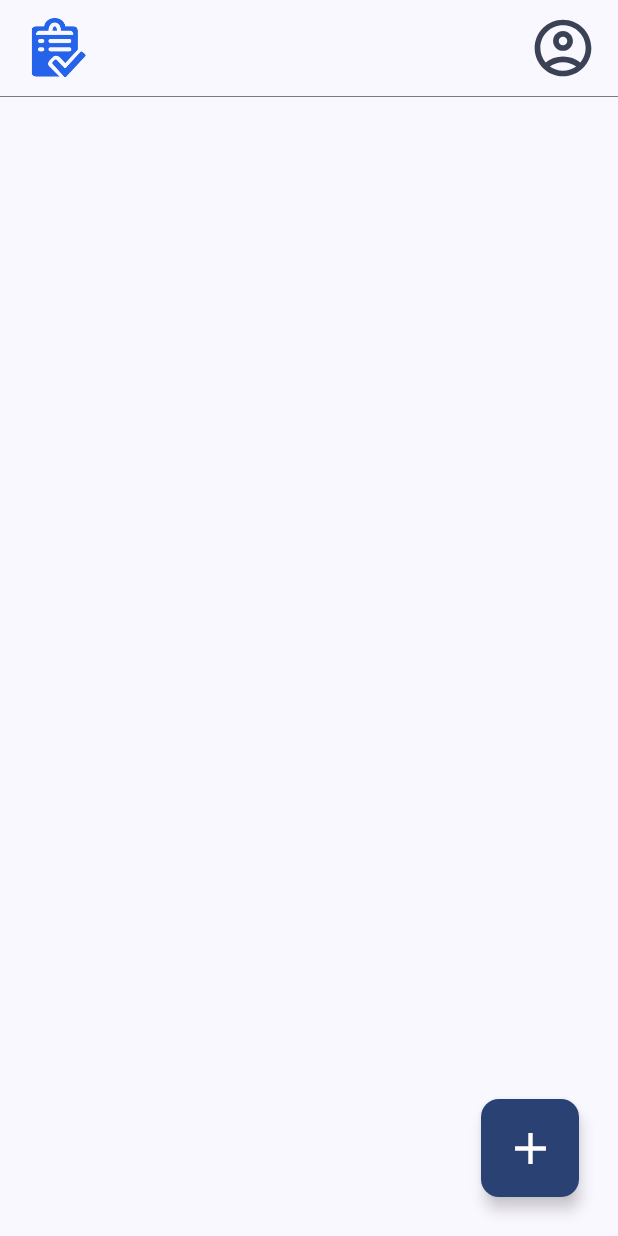
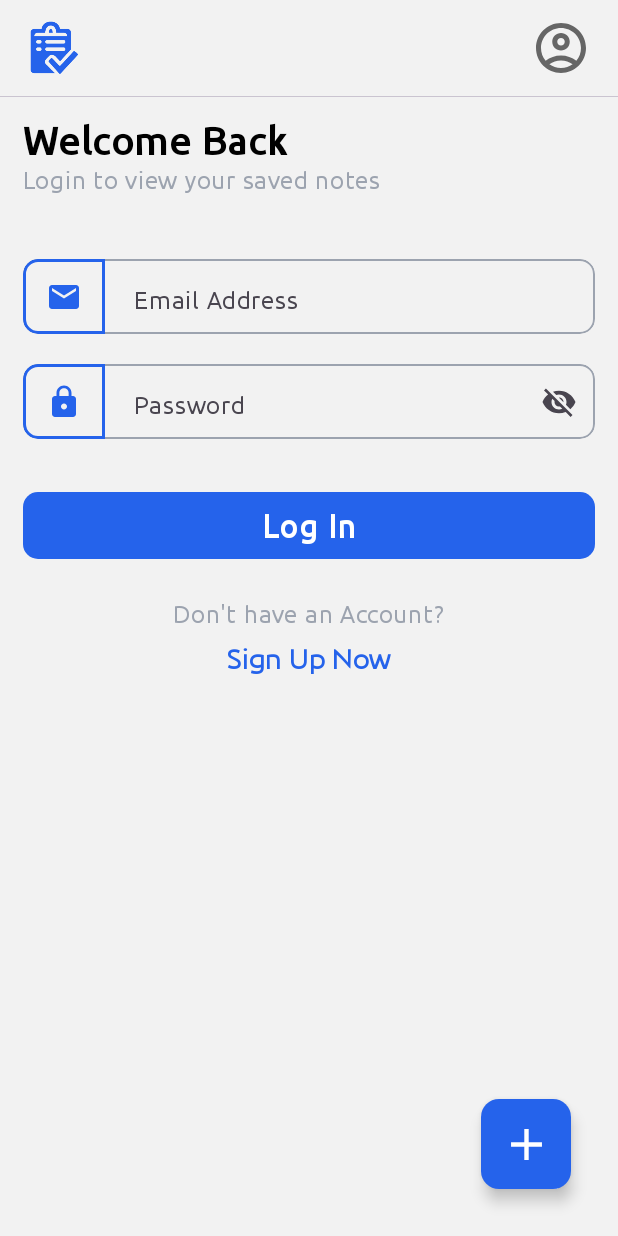
Before and after one commit to jetpack-compose-practice/todo-app, an Android app built with Jetpack Compose: the MainActivity screen opened directly, with no data from a screen before it, on a phone screen of 412 x 824 dp. Run offline under Robolectric (Android 15) with nearby library versions, the phone set to English and light mode, and no system bars.

Commit message:
signup and login screens created

```diff
--- a/app/build.gradle.kts
+++ b/app/build.gradle.kts
@@ -68,4 +68,6 @@ dependencies {
     debugImplementation("androidx.compose.ui:ui-test-manifest")
 
     implementation("androidx.navigation:navigation-compose:2.7.6")
+    implementation("androidx.compose.material:material-icons-extended:1.6.0")
+
 }
--- a/app/src/main/java/com/piyushprajpti/todo_app/MainActivity.kt
+++ b/app/src/main/java/com/piyushprajpti/todo_app/MainActivity.kt
@@ -4,16 +4,11 @@ import android.os.Bundle
 import androidx.activity.ComponentActivity
 import androidx.activity.compose.setContent
 import androidx.compose.foundation.background
-import androidx.compose.foundation.layout.Column
 import androidx.compose.foundation.layout.fillMaxSize
-import androidx.compose.material3.MaterialTheme
 import androidx.compose.material3.Surface
-import androidx.compose.material3.Text
-import androidx.compose.runtime.Composable
 import androidx.compose.ui.Modifier
-import androidx.compose.ui.res.painterResource
-import androidx.compose.ui.tooling.preview.Preview
-import com.piyushprajpti.todo_app.components.TopBar
+import androidx.compose.ui.graphics.Color
+import com.piyushprajpti.todo_app.screens.HomeScreen
 import com.piyushprajpti.todo_app.ui.theme.TodoappTheme
 
 class MainActivity : ComponentActivity() {
@@ -24,7 +19,7 @@ class MainActivity : ComponentActivity() {
                 Surface(
                     modifier = Modifier
                         .fillMaxSize()
-                        .background(MaterialTheme.colorScheme.background)
+                        .background(Color.Green)
                 ) {
                     HomeScreen()
                 }
--- /dev/null
+++ b/app/src/main/java/com/piyushprajpti/todo_app/components/ActionButton.kt
@@ -0,0 +1,39 @@
+package com.piyushprajpti.todo_app.components
+
+import androidx.compose.foundation.background
+import androidx.compose.foundation.clickable
+import androidx.compose.foundation.isSystemInDarkTheme
+import androidx.compose.foundation.layout.fillMaxWidth
+import androidx.compose.foundation.layout.padding
+import androidx.compose.foundation.shape.RoundedCornerShape
+import androidx.compose.material3.Text
+import androidx.compose.material3.TextButton
+import androidx.compose.runtime.Composable
+import androidx.compose.ui.Modifier
+import androidx.compose.ui.draw.clip
+import androidx.compose.ui.graphics.Color
+import androidx.compose.ui.text.font.FontWeight
+import androidx.compose.ui.text.style.TextAlign
+import androidx.compose.ui.unit.dp
+import androidx.compose.ui.unit.sp
+import com.piyushprajpti.todo_app.ui.theme.PrimaryColor
+
+@Composable
+fun ActionButton(
+    text: String
+) {
+    Text(
+        text = text,
+        textAlign = TextAlign.Center,
+        fontWeight = FontWeight.ExtraBold,
+        fontSize = 22.sp,
+        color = if (isSystemInDarkTheme()) Color.Black else Color.White,
+        modifier = Modifier
+            .fillMaxWidth()
+            .padding(vertical = 25.dp)
+            .clip(RoundedCornerShape(10.dp))
+            .background(PrimaryColor)
+            .padding(vertical = 10.dp)
+            .clickable {  }
+    )
+}
--- a/app/src/main/java/com/piyushprajpti/todo_app/components/AddNoteButton.kt
+++ b/app/src/main/java/com/piyushprajpti/todo_app/components/AddNoteButton.kt
@@ -2,6 +2,7 @@ package com.piyushprajpti.todo_app.components
 
 import androidx.compose.foundation.background
 import androidx.compose.foundation.clickable
+import androidx.compose.foundation.isSystemInDarkTheme
 import androidx.compose.foundation.layout.Box
 import androidx.compose.foundation.layout.padding
 import androidx.compose.foundation.layout.size
@@ -24,34 +25,18 @@ import androidx.compose.ui.unit.sp
 fun AddNoteButton(
     modifier: Modifier = Modifier
 ) {
-//    Box(
-//        contentAlignment = Alignment.Center,
-//        modifier = modifier
-//            .clickable { }
-//            .clip(RoundedCornerShape(10.dp))
-//            .background(Color(0xFF2563EB), RoundedCornerShape(10.dp))
-//            .padding(15.dp)
-//    ) {
-//        Icon(
-//            imageVector = Icons.Default.Add,
-//            contentDescription = "Add note",
-////            tint = Color.Black,
-//            modifier = Modifier.size(30.dp)
-//        )
-//
-//    }
-
     FloatingActionButton(
         onClick = { /*TODO*/ },
         modifier = Modifier
-        .padding(10.dp)
-            .size(65.dp),
+            .padding(15.dp)
+            .size(60.dp),
         shape = RoundedCornerShape(12.dp),
         containerColor = MaterialTheme.colorScheme.primary,
         content = {
             Icon(
                 imageVector = Icons.Default.Add,
                 contentDescription = "Add note",
+                tint = if (isSystemInDarkTheme()) Color.Black else Color.White,
                 modifier = Modifier
                     .size(35.dp)
             )
--- /dev/null
+++ b/app/src/main/java/com/piyushprajpti/todo_app/components/AlternateAction.kt
@@ -0,0 +1,30 @@
+package com.piyushprajpti.todo_app.components
+
+import androidx.compose.foundation.layout.Arrangement
+import androidx.compose.foundation.layout.Column
+import androidx.compose.foundation.layout.fillMaxWidth
+import androidx.compose.foundation.layout.padding
+import androidx.compose.material3.Text
+import androidx.compose.runtime.Composable
+import androidx.compose.ui.Alignment
+import androidx.compose.ui.Modifier
+import androidx.compose.ui.text.font.FontWeight
+import androidx.compose.ui.unit.dp
+import androidx.compose.ui.unit.sp
+import com.piyushprajpti.todo_app.ui.theme.GrayColor
+import com.piyushprajpti.todo_app.ui.theme.PrimaryColor
+
+@Composable
+fun AlternateAction(
+    text1: String,
+    text2: String
+) {
+    Column(
+        horizontalAlignment = Alignment.CenterHorizontally,
+        verticalArrangement = Arrangement.Center,
+        modifier = Modifier.fillMaxWidth()
+    ) {
+        Text(text = text1, color = GrayColor, modifier = Modifier.padding(bottom = 5.dp))
+        Text(text = text2, color = PrimaryColor, fontWeight = FontWeight.W700, fontSize = 18.sp)
+    }
+}
--- /dev/null
+++ b/app/src/main/java/com/piyushprajpti/todo_app/components/InputField.kt
@@ -0,0 +1,132 @@
+package com.piyushprajpti.todo_app.components
+
+import androidx.compose.foundation.border
+import androidx.compose.foundation.isSystemInDarkTheme
+import androidx.compose.foundation.layout.Row
+import androidx.compose.foundation.layout.fillMaxWidth
+import androidx.compose.foundation.layout.height
+import androidx.compose.foundation.layout.padding
+import androidx.compose.foundation.shape.RoundedCornerShape
+import androidx.compose.foundation.text.KeyboardOptions
+import androidx.compose.material.icons.Icons
+import androidx.compose.material.icons.filled.Visibility
+import androidx.compose.material.icons.filled.VisibilityOff
+import androidx.compose.material3.Icon
+import androidx.compose.material3.IconButton
+import androidx.compose.material3.OutlinedTextField
+import androidx.compose.material3.OutlinedTextFieldDefaults
+import androidx.compose.material3.Text
+import androidx.compose.runtime.Composable
+import androidx.compose.runtime.mutableStateOf
+import androidx.compose.runtime.remember
+import androidx.compose.ui.Alignment
+import androidx.compose.ui.Modifier
+import androidx.compose.ui.draw.clip
+import androidx.compose.ui.graphics.Color
+import androidx.compose.ui.graphics.vector.ImageVector
+import androidx.compose.ui.text.input.KeyboardType
+import androidx.compose.ui.text.input.PasswordVisualTransformation
+import androidx.compose.ui.text.input.VisualTransformation
+import androidx.compose.ui.unit.dp
+import com.piyushprajpti.todo_app.ui.theme.GrayColor
+import com.piyushprajpti.todo_app.ui.theme.PrimaryColor
+
+@Composable
+fun InputField(
+    logo: ImageVector,
+    placeholder: String,
+    keyboardType: KeyboardType
+) {
+
+    val inputValue = remember {
+        mutableStateOf("")
+    }
+
+    val isPswdVisible = remember {
+        mutableStateOf(false)
+    }
+
+    Row(
+        modifier = Modifier
+            .fillMaxWidth()
+            .padding(vertical = 10.dp),
+        verticalAlignment = Alignment.CenterVertically,
+    ) {
+        OutlinedTextField(
+
+            value = inputValue.value,
+
+            onValueChange = { inputValue.value = it },
+
+            placeholder = { Text(text = placeholder) },
+
+            colors = OutlinedTextFieldDefaults.colors(
+                unfocusedContainerColor = Color.Transparent,
+                focusedContainerColor = Color.Transparent,
+                focusedTextColor = if (isSystemInDarkTheme()) Color.White else Color.Black,
+                unfocusedBorderColor = GrayColor
+            ),
+
+            shape = RoundedCornerShape(
+                10.dp
+            ),
+
+            leadingIcon = {
+                Icon(
+                    imageVector = logo,
+                    contentDescription = "logo",
+                    tint = PrimaryColor,
+                    modifier = Modifier
+                        .padding(end = 15.dp)
+                        .border(
+                            width = 2.dp,
+                            shape = RoundedCornerShape(
+                                topStart = 10.dp,
+                                topEnd = 0.dp,
+                                bottomEnd = 0.dp,
+                                bottomStart = 10.dp
+                            ),
+                            color = PrimaryColor
+                        )
+                        .padding(horizontal = 15.dp)
+                        .height(50.dp)
+                )
+            },
+
+            trailingIcon = {
+                if (keyboardType == KeyboardType.Password) {
+                    val icon =
+                        if (isPswdVisible.value) Icons.Default.Visibility
+                        else Icons.Default.VisibilityOff
+
+                    IconButton(onClick = { isPswdVisible.value = !isPswdVisible.value }) {
+                        Icon(imageVector = icon, contentDescription = "Show Password")
+                    }
+                }
+            },
+
+            visualTransformation = if (keyboardType == KeyboardType.Password) {
+                if (isPswdVisible.value) VisualTransformation.None
+                else PasswordVisualTransformation()
+            } else {
+                VisualTransformation.None
+            },
+
+            keyboardOptions = KeyboardOptions(keyboardType = keyboardType),
+
+            modifier = Modifier
+                .clip(
+                    RoundedCornerShape(
+                        topStart = 10.dp,
+                        topEnd = 10.dp,
+                        bottomEnd = 10.dp,
+                        bottomStart = 10.dp
+                    )
+                )
+                .fillMaxWidth()
+                .height(50.dp)
+                .align(Alignment.CenterVertically)
+        )
+
+    }
+}
--- a/app/src/main/java/com/piyushprajpti/todo_app/components/TopBar.kt
+++ b/app/src/main/java/com/piyushprajpti/todo_app/components/TopBar.kt
@@ -1,5 +1,6 @@
 package com.piyushprajpti.todo_app.components
 
+import androidx.compose.foundation.background
 import androidx.compose.foundation.border
 import androidx.compose.foundation.clickable
 import androidx.compose.foundation.layout.Arrangement
@@ -12,8 +13,11 @@ import androidx.compose.material.icons.outlined.AccountCircle
 import androidx.compose.material3.Divider
 import androidx.compose.material3.ExperimentalMaterial3Api
 import androidx.compose.material3.Icon
+import androidx.compose.material3.IconButton
 import androidx.compose.material3.MaterialTheme
 import androidx.compose.material3.TopAppBar
+import androidx.compose.material3.TopAppBarColors
+import androidx.compose.material3.TopAppBarDefaults
 import androidx.compose.runtime.Composable
 import androidx.compose.ui.Alignment
 import androidx.compose.ui.Modifier
@@ -37,22 +41,26 @@ fun TopBar(
                 contentDescription = "logo",
                 tint = Color(0xFF2563EB),
                 modifier = Modifier
-                    .size(45.dp)
+                    .size(40.dp)
             )
         },
-        title = {
+        title = {},
+        actions = {
+            IconButton(onClick = { accountClick() }) {
+                Icon(
+                    imageVector = Icons.Outlined.AccountCircle,
+                    contentDescription = "Account",
+                    tint = MaterialTheme.colorScheme.secondary,
+                    modifier = Modifier
+                        .size(40.dp)
+                )
+            }
+        },
+        modifier = Modifier
+            .padding(horizontal = 10.dp),
 
-        },
-        actions = {
-            Icon(
-                imageVector = Icons.Outlined.AccountCircle,
-                contentDescription = "Account",
-                tint = MaterialTheme.colorScheme.secondary,
-                modifier = Modifier
-                    .clickable { accountClick() }
-                    .size(45.dp)
-            )
-        },
-        modifier = Modifier.padding(horizontal = 10.dp)
+        colors = TopAppBarDefaults.topAppBarColors(
+            containerColor = Color.Transparent
+        )
     )
 }
--- a/app/src/main/java/com/piyushprajpti/todo_app/HomeScreen.kt
+++ b/app/src/main/java/com/piyushprajpti/todo_app/screens/HomeScreen.kt
@@ -1,21 +1,15 @@
-package com.piyushprajpti.todo_app
+package com.piyushprajpti.todo_app.screens
 
-import android.annotation.SuppressLint
-import androidx.compose.foundation.background
-import androidx.compose.foundation.layout.ExperimentalLayoutApi
-import androidx.compose.foundation.layout.consumeWindowInsets
-import androidx.compose.foundation.layout.consumedWindowInsets
 import androidx.compose.foundation.layout.padding
 import androidx.compose.material3.Divider
 import androidx.compose.material3.FabPosition
 import androidx.compose.material3.Scaffold
-import androidx.compose.material3.Text
 import androidx.compose.runtime.Composable
 import androidx.compose.ui.Modifier
-import androidx.compose.ui.graphics.Color
 import androidx.compose.ui.res.painterResource
 import androidx.compose.ui.tooling.preview.Preview
 import androidx.compose.ui.unit.dp
+import com.piyushprajpti.todo_app.R
 import com.piyushprajpti.todo_app.components.AddNoteButton
 import com.piyushprajpti.todo_app.components.TopBar
 
@@ -23,13 +17,15 @@ import com.piyushprajpti.todo_app.components.TopBar
 @Composable
 fun HomeScreen() {
     Scaffold(
+
         topBar = { TopBar(image = painterResource(id = R.drawable.logo)) {} },
 
         floatingActionButton = { AddNoteButton() },
 
         floatingActionButtonPosition = FabPosition.End,
-        modifier = Modifier.background(Color.Green)
+
     ) { paddingValue ->
         Divider(thickness = .5.dp, modifier = Modifier.padding(paddingValue))
+        LoginScreen(modifier = Modifier.padding(paddingValue))
     }
 }
--- /dev/null
+++ b/app/src/main/java/com/piyushprajpti/todo_app/screens/LoginScreen.kt
@@ -0,0 +1,63 @@
+package com.piyushprajpti.todo_app.screens
+
+import androidx.compose.foundation.isSystemInDarkTheme
+import androidx.compose.foundation.layout.Column
+import androidx.compose.foundation.layout.Spacer
+import androidx.compose.foundation.layout.fillMaxSize
+import androidx.compose.foundation.layout.height
+import androidx.compose.foundation.layout.padding
+import androidx.compose.material.icons.Icons
+import androidx.compose.material.icons.filled.Email
+import androidx.compose.material.icons.filled.Lock
+import androidx.compose.material.icons.filled.Password
+import androidx.compose.material.icons.filled.Person
+import androidx.compose.material3.Text
+import androidx.compose.runtime.Composable
+import androidx.compose.ui.Modifier
+import androidx.compose.ui.graphics.Color
+import androidx.compose.ui.text.font.FontWeight
+import androidx.compose.ui.text.input.KeyboardType
+import androidx.compose.ui.unit.dp
+import androidx.compose.ui.unit.sp
+import com.piyushprajpti.todo_app.components.ActionButton
+import com.piyushprajpti.todo_app.components.AlternateAction
+import com.piyushprajpti.todo_app.components.InputField
+import com.piyushprajpti.todo_app.ui.theme.GrayColor
+
+@Composable
+fun LoginScreen(modifier: Modifier = Modifier) {
+    Column(
+        modifier = modifier
+            .fillMaxSize()
+            .padding(15.dp),
+    ) {
+        Text(
+            text = "Welcome Back",
+            fontSize = 26.sp,
+            fontWeight = FontWeight.Bold,
+            color = if (isSystemInDarkTheme()) Color.White else Color.Black
+        )
+
+        Text(
+            text = "Login to view your saved notes",
+            color = GrayColor
+        )
+
+        Spacer(modifier = Modifier.height(30.dp))
+
+        InputField(
+            logo = Icons.Default.Email,
+            placeholder = "Email Address",
+            keyboardType = KeyboardType.Email
+        )
+        InputField(
+            logo = Icons.Default.Lock ,
+            placeholder = "Password",
+            keyboardType = KeyboardType.Password
+        )
+
+        ActionButton(text = "Log In")
+
+        AlternateAction(text1 = "Don't have an Account?", text2 = "Sign Up Now")
+    }
+}
--- /dev/null
+++ b/app/src/main/java/com/piyushprajpti/todo_app/screens/SignUpScreen.kt
@@ -0,0 +1,66 @@
+package com.piyushprajpti.todo_app.screens
+
+import androidx.compose.foundation.isSystemInDarkTheme
+import androidx.compose.foundation.layout.Column
+import androidx.compose.foundation.layout.Spacer
+import androidx.compose.foundation.layout.fillMaxSize
+import androidx.compose.foundation.layout.height
+import androidx.compose.foundation.layout.padding
+import androidx.compose.material.icons.Icons
+import androidx.compose.material.icons.filled.Email
+import androidx.compose.material.icons.filled.Lock
+import androidx.compose.material.icons.filled.Person
+import androidx.compose.material3.Text
+import androidx.compose.runtime.Composable
+import androidx.compose.ui.Modifier
+import androidx.compose.ui.graphics.Color
+import androidx.compose.ui.text.font.FontWeight
+import androidx.compose.ui.text.input.KeyboardType
+import androidx.compose.ui.unit.dp
+import androidx.compose.ui.unit.sp
+import com.piyushprajpti.todo_app.components.ActionButton
+import com.piyushprajpti.todo_app.components.AlternateAction
+import com.piyushprajpti.todo_app.components.InputField
+
+@Composable
+fun SignUpScreen(modifier: Modifier = Modifier) {
+    Column(
+        modifier = modifier
+            .fillMaxSize()
+            .padding(15.dp),
+    ) {
+        Text(
+            text = "Create New Account",
+            fontSize = 26.sp,
+            fontWeight = FontWeight.Bold,
+            color = if (isSystemInDarkTheme()) Color.White else Color.Black
+        )
+
+        Spacer(modifier = Modifier.height(30.dp))
+
+        InputField(
+            logo = Icons.Default.Person,
+            placeholder = "Your Name",
+            keyboardType = KeyboardType.Text
+        )
+        InputField(
+            logo = Icons.Default.Email,
+            placeholder = "Email Address",
+            keyboardType = KeyboardType.Email
+        )
+        InputField(
+            logo = Icons.Default.Lock,
+            placeholder = "Password",
+            keyboardType = KeyboardType.Password
+        )
+        InputField(
+            logo = Icons.Default.Lock,
+            placeholder = "Confirm Password",
+            keyboardType = KeyboardType.Password
+        )
+
+        ActionButton(text = "Sign Up")
+
+        AlternateAction(text1 = "Already have an Account?", text2 = "Login")
+    }
+}
--- a/app/src/main/java/com/piyushprajpti/todo_app/ui/theme/Color.kt
+++ b/app/src/main/java/com/piyushprajpti/todo_app/ui/theme/Color.kt
@@ -2,4 +2,5 @@ package com.piyushprajpti.todo_app.ui.theme
 
 import androidx.compose.ui.graphics.Color
 
-val TextGray = Color(0xFF9CA3AF)
+val GrayColor = Color(0xFF9CA3AF)
+val PrimaryColor = Color(0xFF2563EB)
--- a/app/src/main/java/com/piyushprajpti/todo_app/ui/theme/Theme.kt
+++ b/app/src/main/java/com/piyushprajpti/todo_app/ui/theme/Theme.kt
@@ -19,15 +19,15 @@ import androidx.core.view.WindowCompat
 private val DarkColorScheme = darkColorScheme(
     primary = Color(0xFF2563EB),
     onPrimary = Color(0xFF457AED),
-    secondary = Color(0xFF374151),
+    secondary = Color(0xFFC2C2C2),
     tertiary = Color.White,
-    background = Color(0xFF131313)
+    background = Color(0xFF131313),
 )
 
 private val LightColorScheme = lightColorScheme(
     primary = Color(0xFF2563EB),
     onPrimary = Color(0xFF457AED),
-    secondary = Color(0xFFF2F2F2),
+    secondary = Color(0xFF666666),
     background = Color(0xFFF2F2F2)
 )
 
@@ -35,7 +35,7 @@ private val LightColorScheme = lightColorScheme(
 fun TodoappTheme(
     darkTheme: Boolean = isSystemInDarkTheme(),
     // Dynamic color is available on Android 12+
-    dynamicColor: Boolean = true,
+    dynamicColor: Boolean = false,
     content: @Composable () -> Unit
 ) {
     val colorScheme = when {
```
